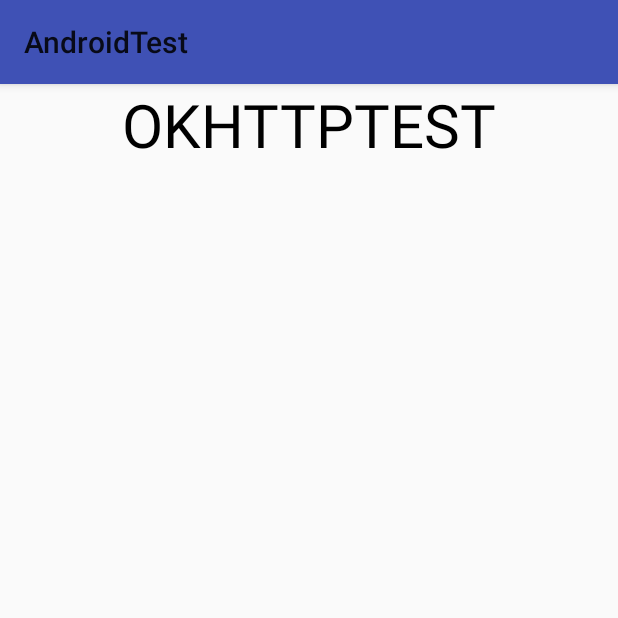
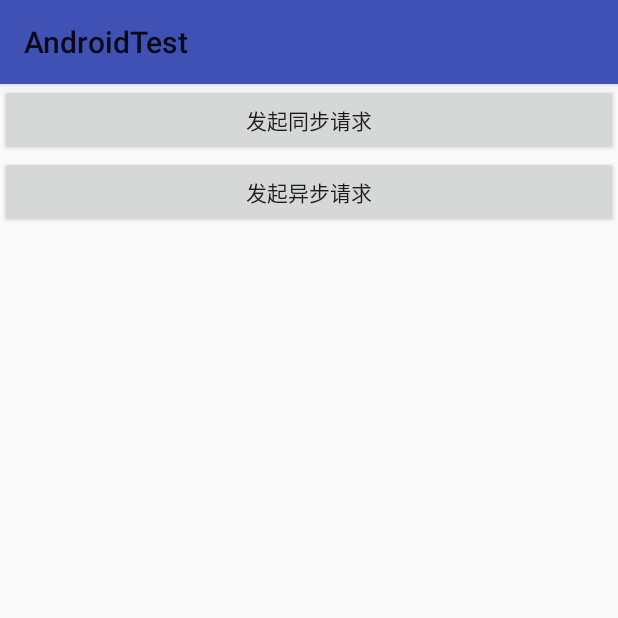
Before and after one commit to ADeveloperH/AndroidTest, an Android app: the OkHttpActivity screen opened directly, with no data from a screen before it, on a phone screen of 412 x 824 dp, the top half of it. Run offline under Robolectric (Android 15) with nearby library versions, the light colour scheme and no system bars; our stand-ins replace ButterKnife.

Commit message:
okhttp同步异步请求测试

```diff
--- a/app/src/main/java/com/mobile/androidtest/OkHttpActivity.java
+++ b/app/src/main/java/com/mobile/androidtest/OkHttpActivity.java
@@ -2,12 +2,77 @@ package com.mobile.androidtest;
 
 import android.os.Bundle;
 import android.support.v7.app.AppCompatActivity;
+import android.util.Log;
+import android.view.View;
+import android.widget.Button;
+
+import java.io.IOException;
+
+import butterknife.BindView;
+import butterknife.ButterKnife;
+import butterknife.OnClick;
+import okhttp3.Call;
+import okhttp3.Callback;
+import okhttp3.OkHttpClient;
+import okhttp3.Request;
+import okhttp3.Response;
 
 public class OkHttpActivity extends AppCompatActivity {
+
+    @BindView(R.id.btn_request_sync)
+    Button btnRequestSync;
+    @BindView(R.id.btn_request_async)
+    Button btnRequestAsync;
+    private OkHttpClient okHttpClient;
+    private String requestUrl = "https://tcc.taobao.com/cc/json/mobile_tel_segment.htm?tel=13373931172";
+    private Request request;
+    private String TAG = "huang";
 
     @Override
     protected void onCreate(Bundle savedInstanceState) {
         super.onCreate(savedInstanceState);
         setContentView(R.layout.activity_okhttp);
+        ButterKnife.bind(this);
+
+        okHttpClient = new OkHttpClient();
+        request = new Request.Builder()
+                .url(requestUrl)
+                .build();
+    }
+
+    @OnClick({R.id.btn_request_sync, R.id.btn_request_async})
+    public void onClick(View view) {
+        switch (view.getId()) {
+            case R.id.btn_request_sync:
+                Log.d(TAG, "onClick: btn_request_sync点击了");
+                new Thread() {
+                    @Override
+                    public void run() {
+                        try {
+                            String responseStr = okHttpClient.newCall(request).execute().body().string();
+                            Log.d(TAG, "onClick: btn_request_sync:" + responseStr);
+                        } catch (IOException e) {
+                            e.printStackTrace();
+                        }
+                        Log.d(TAG, "run: 同步请求发出了我可以干其他的事情了");
+                    }
+                }.start();
+                break;
+            case R.id.btn_request_async:
+                Log.d(TAG, "onClick: btn_request_async点击了");
+                okHttpClient.newCall(request).enqueue(new Callback() {
+                    @Override
+                    public void onFailure(Call call, IOException e) {
+                        Log.d(TAG, "onFailure: " + e.getLocalizedMessage());
+                    }
+
+                    @Override
+                    public void onResponse(Call call, Response response) throws IOException {
+                        Log.d(TAG, "onClick: btn_request_sync:" + response.body().string());
+                    }
+                });
+                Log.d(TAG, "onClick: 异步请求已经发出了，我可以干其他的事情了");
+                break;
+        }
     }
 }
--- a/app/src/main/res/layout/activity_okhttp.xml
+++ b/app/src/main/res/layout/activity_okhttp.xml
@@ -5,11 +5,16 @@
     android:gravity="center_horizontal"
     android:orientation="vertical">
 
-   <TextView
-       android:layout_width="wrap_content"
-       android:layout_height="wrap_content"
-       android:textSize="40dp"
-       android:textColor="@android:color/black"
-       android:text="OKHTTPTEST"/>
+    <Button
+        android:id="@+id/btn_request_sync"
+        android:layout_width="match_parent"
+        android:layout_height="wrap_content"
+        android:text="发起同步请求" />
+
+    <Button
+        android:id="@+id/btn_request_async"
+        android:layout_width="match_parent"
+        android:layout_height="wrap_content"
+        android:text="发起异步请求" />
 
 </LinearLayout>
```
